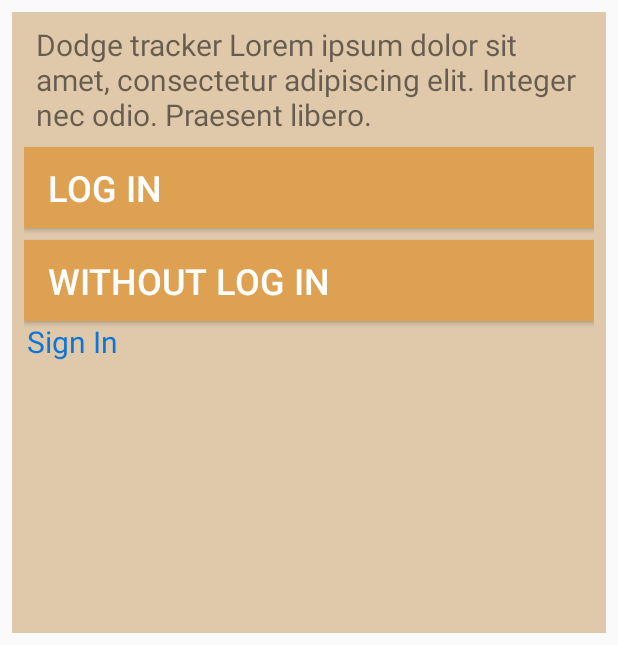
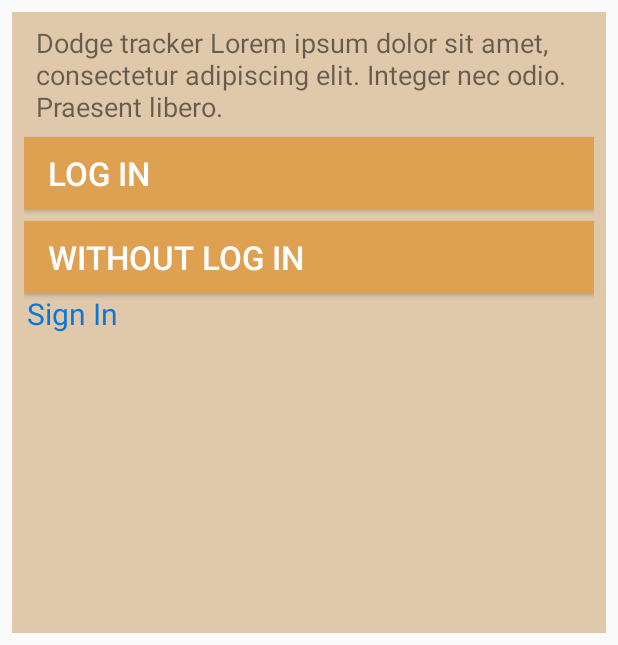
Before and after one commit to Herty94/DogeTracker, an Android app: the screen it shows after launch (MainActivity), on a phone screen of 412 x 824 dp, the part 591-1236 px from its top. Run offline under Robolectric (Android 15) with nearby library versions, the phone set to English and light mode, and no system bars.

Commit message:
Android - Dev. task #8122 (New): Prihlasovacia obrazovka

```diff
--- a/app/src/main/res/layout/activity_main.xml
+++ b/app/src/main/res/layout/activity_main.xml
@@ -31,13 +31,13 @@
                 android:layout_width="wrap_content"
                 android:layout_height="wrap_content"
                 android:text="@string/lorem"
-                android:textSize="20sp"/>
+                android:textSize="18sp"/>
 
         <Button
                 android:layout_width="match_parent"
-                android:layout_height="54dp"
+                android:layout_height="48dp"
                 android:layout_marginBottom="8dp"
-                android:textSize="24sp"
+                android:textSize="22sp"
                 android:textColor="@color/colorPureWhite"
                 android:textAlignment="textStart"
                 android:paddingLeft="16dp"
@@ -49,8 +49,8 @@
 
         <Button
                 android:layout_width="match_parent"
-                android:layout_height="54dp"
-                android:textSize="24sp"
+                android:layout_height="48dp"
+                android:textSize="22sp"
                 android:paddingStart="16dp"
                 android:paddingEnd="16dp"
                 android:textColor="@color/colorPureWhite"
```
